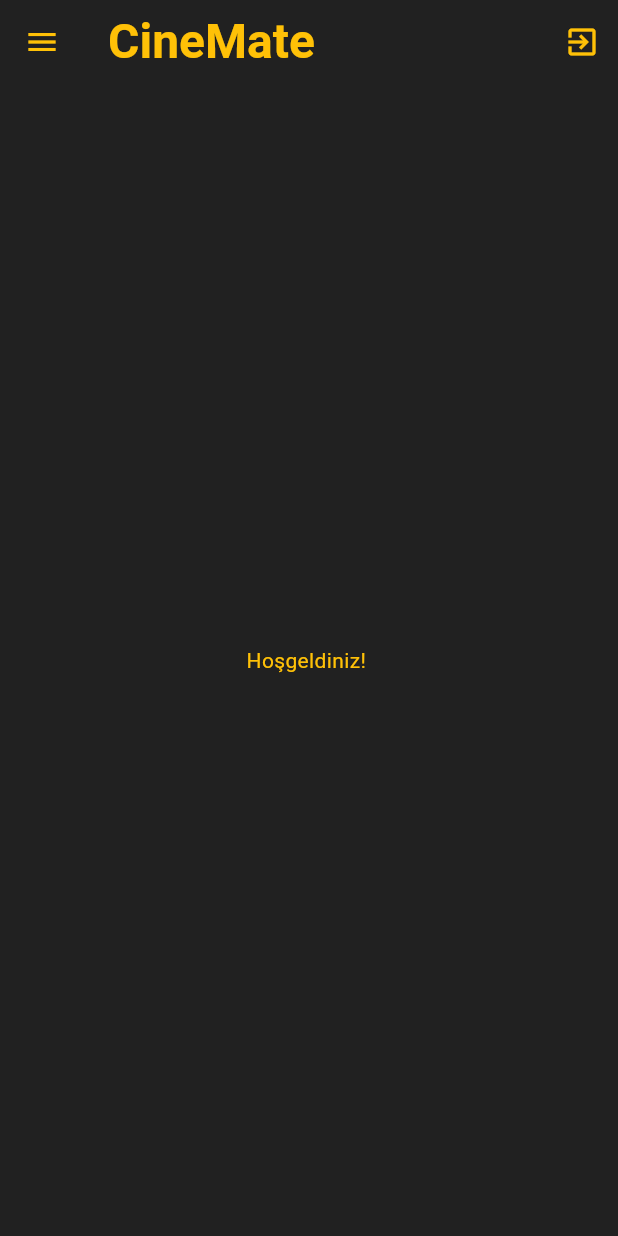
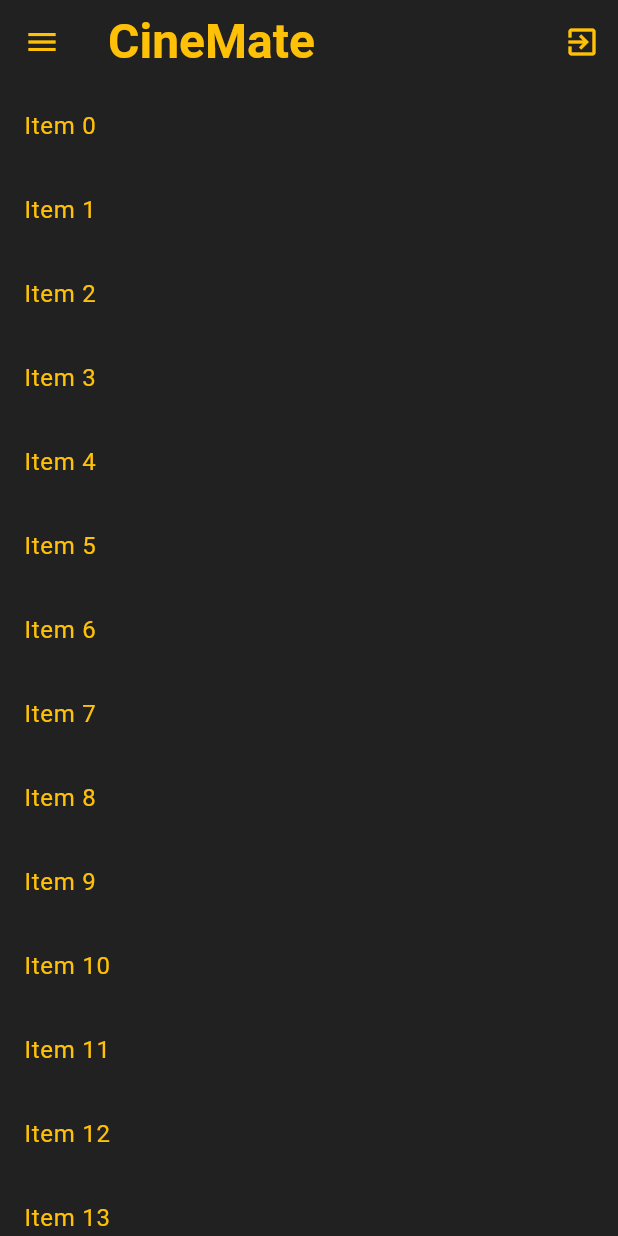
Before and after one commit to ysntopbas/cinematev2, a Flutter app: the screen it shows once a user with an empty profile is signed in, on a phone screen of 412 x 824 dp. Run offline on Flutter 3.47's test engine with Material 3 defaults, Android fonts, the phone set to English and light mode, and no system bars; our stand-ins replace firebase_auth, firebase_core, flutter_dotenv, google_fonts; accounts and stored records are empty; generated files the repository leaves out were written again; network calls fail.

Commit message:
feat: refactor HomePage to StatefulWidget and enhance GridViewItem with favorite and star functionality. Not Finish yet.

```diff
--- a/lib/screens/home_page.dart
+++ b/lib/screens/home_page.dart
@@ -3,9 +3,14 @@ import 'package:flutter/material.dart';
 import 'package:google_fonts/google_fonts.dart';
 import 'package:provider/provider.dart';
 
-class HomePage extends StatelessWidget {
+class HomePage extends StatefulWidget {
   const HomePage({super.key});
 
+  @override
+  State<HomePage> createState() => _HomePageState();
+}
+
+class _HomePageState extends State<HomePage> {
   @override
   Widget build(BuildContext context) {
     return Scaffold(
@@ -71,14 +76,11 @@ class HomePage extends StatelessWidget {
           ),
         ),
       ),
-      body: Center(
-        child: Column(
-          mainAxisAlignment: MainAxisAlignment.center,
-          children: [
-            Text('Hoşgeldiniz! '),
-          ],
-        ),
-      ),
+      body: Center(child: ListView.builder(itemBuilder: (context, index) {
+        return ListTile(
+          title: Text('Item $index'),
+        );
+      })),
     );
   }
 }
```
Also changed, not shown: lib/services/movie_service.dart (+25 -1 lines), lib/widgets/grid_view_item.dart (+50 -10 lines), lib/widgets/grid_view_widget.dart (+8 -7 lines).
